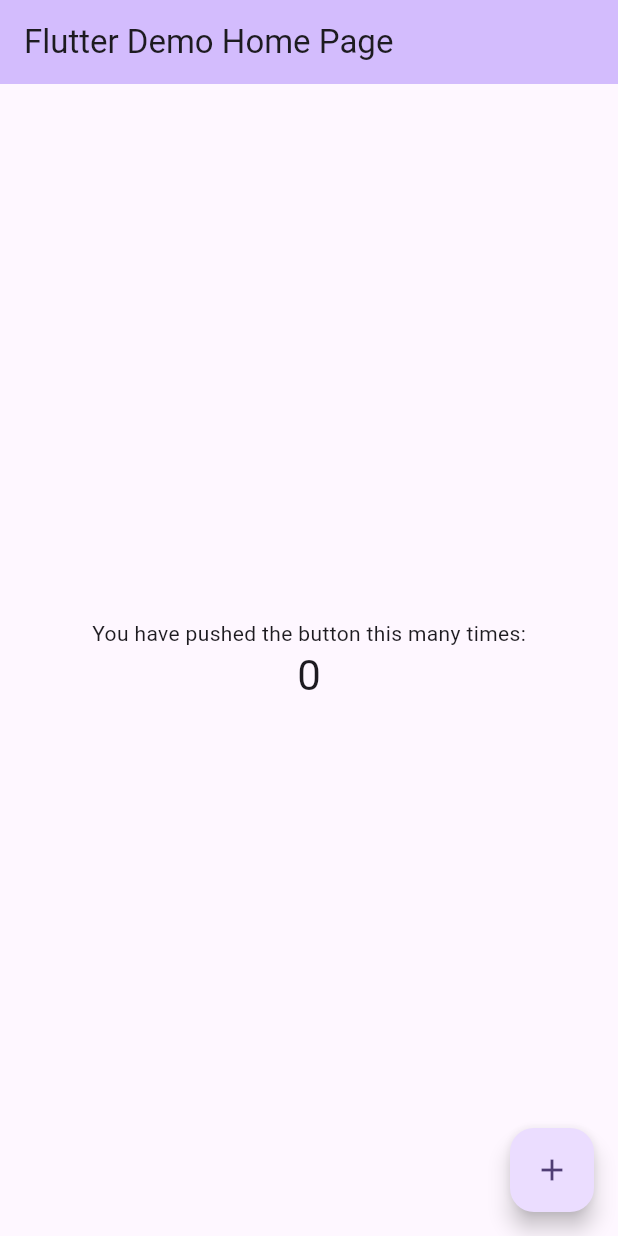
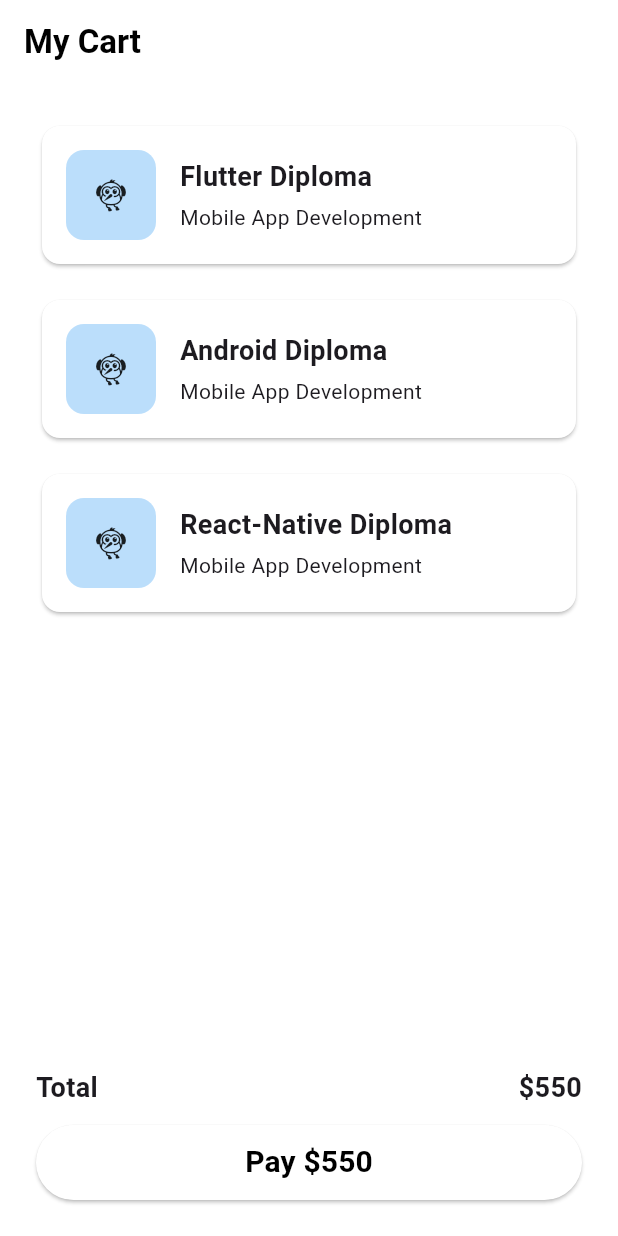
Before and after one commit to RadoDayef/payments_session, a Flutter app: the screen it shows after launch, on a phone screen of 412 x 824 dp. Run offline on Flutter 3.47's test engine with Material 3 defaults, Android fonts, the phone set to English and light mode, and no system bars; our stand-ins replace flutter_bloc; missing offline and left inert: flutter_stripe.

Commit message:
Version 1

````diff
--- /dev/null
+++ b/lib/app/my_app.dart
@@ -0,0 +1,16 @@
+import 'package:flutter/material.dart';
+import 'package:flutter_bloc/flutter_bloc.dart';
+import 'package:payments_session/features/cart/data/cart_repo.dart';
+import 'package:payments_session/features/cart/logic/cart_cubit.dart';
+import 'package:payments_session/features/cart/ui/cart_screen.dart';
+
+class MyApp extends StatelessWidget {
+  const MyApp({super.key});
+
+  @override
+  Widget build(BuildContext context) {
+    return MaterialApp(
+      home: BlocProvider(create: (context) => CartCubit(CartRepo()), child: CartScreen()),
+    );
+  }
+}
--- /dev/null
+++ b/lib/core/constants/stripe_constants.dart
@@ -0,0 +1,18 @@
+/// Stripe keys are injected at build time so they never land in the repo.
+///
+/// Pass them on the command line:
+///
+/// ```
+/// flutter run \
+///   --dart-define=STRIPE_PUBLISHABLE_KEY=pk_test_... \
+///   --dart-define=STRIPE_SECRET_KEY=sk_test_...
+/// ```
+class StripeConstants {
+  StripeConstants._();
+
+  static const String publishableKey =
+      String.fromEnvironment('STRIPE_PUBLISHABLE_KEY');
+
+  static const String secretKey =
+      String.fromEnvironment('STRIPE_SECRET_KEY');
+}
--- /dev/null
+++ b/lib/core/networking/api_result.dart
@@ -0,0 +1,13 @@
+abstract class ApiResult<T> {}
+
+final class ApiSuccess<T> extends ApiResult<T> {
+  T data;
+
+  ApiSuccess(this.data);
+}
+
+final class ApiFailure<T> extends ApiResult<T> {
+  String message;
+
+  ApiFailure(this.message);
+}
--- /dev/null
+++ b/lib/core/services/stripe_services.dart
@@ -0,0 +1,20 @@
+import 'package:flutter_stripe/flutter_stripe.dart';
+import 'package:payments_session/core/constants/stripe_constants.dart';
+
+class StripeServices {
+  StripeServices._();
+
+  static final StripeServices instance = StripeServices._();
+
+  Future<void> init() async {
+    Stripe.publishableKey = StripeConstants.publishableKey;
+    await Stripe.instance.applySettings();
+  }
+
+  Future<void> showPaymentSheet(String intentSecret) async {
+    await Stripe.instance.initPaymentSheet(
+      paymentSheetParameters: SetupPaymentSheetParameters(paymentIntentClientSecret: intentSecret, merchantDisplayName: "Payments Session"),
+    );
+    await Stripe.instance.presentPaymentSheet();
+  }
+}
--- /dev/null
+++ b/lib/features/cart/data/models/course_model.dart
@@ -0,0 +1,6 @@
+class CourseModel {
+  int price;
+  String title, subtitle;
+
+  CourseModel({required this.price, required this.title, required this.subtitle});
+}
--- /dev/null
+++ b/lib/features/cart/logic/cart_cubit.dart
@@ -0,0 +1,23 @@
+import 'package:flutter_bloc/flutter_bloc.dart';
+import 'package:payments_session/core/networking/api_result.dart';
+import 'package:payments_session/core/services/stripe_services.dart';
+import 'package:payments_session/features/cart/data/cart_repo.dart';
+
+part 'cart_state.dart';
+
+class CartCubit extends Cubit<CartState> {
+  final CartRepo _repo;
+
+  CartCubit(this._repo) : super(CartInitial());
+
+  void pay(int amount) async {
+    emit(CartLoading());
+    final ApiResult<String> intentSecretResult = await _repo.createPaymentIntent(amount * 100);
+    if (intentSecretResult is ApiSuccess<String>) {
+      await StripeServices.instance.showPaymentSheet(intentSecretResult.data);
+      emit(CartSuccess());
+    } else {
+      emit(CartFailure((intentSecretResult as ApiFailure).message));
+    }
+  }
+}
--- /dev/null
+++ b/lib/features/cart/logic/cart_state.dart
@@ -0,0 +1,15 @@
+part of 'cart_cubit.dart';
+
+abstract class CartState {}
+
+final class CartInitial extends CartState {}
+
+final class CartLoading extends CartState {}
+
+final class CartSuccess extends CartState {}
+
+final class CartFailure extends CartState {
+  final String message;
+
+  CartFailure(this.message);
+}
--- /dev/null
+++ b/lib/features/cart/ui/cart_screen.dart
@@ -0,0 +1,69 @@
+import 'package:flutter/material.dart';
+import 'package:flutter_bloc/flutter_bloc.dart';
+import 'package:payments_session/features/cart/data/models/course_model.dart';
+import 'package:payments_session/features/cart/logic/cart_cubit.dart';
+import 'package:payments_session/features/cart/ui/widgets/course_widget.dart';
+
+class CartScreen extends StatelessWidget {
+  const CartScreen({super.key});
+
+  @override
+  Widget build(BuildContext context) {
+    List<CourseModel> courses = [
+      CourseModel(price: 200, title: "Flutter Diploma", subtitle: "Mobile App Development"),
+      CourseModel(price: 250, title: "Android Diploma", subtitle: "Mobile App Development"),
+      CourseModel(price: 100, title: "React-Native Diploma", subtitle: "Mobile App Development"),
+    ];
+
+    int getTotal() {
+      int total = 0;
+      for (CourseModel course in courses) {
+        total += course.price;
+      }
+      return total;
+    }
+
+    return Scaffold(
+      backgroundColor: Colors.white,
+      appBar: AppBar(
+        backgroundColor: Colors.white,
+        foregroundColor: Colors.black,
+        title: Text("My Cart", style: TextStyle(fontWeight: .bold)),
+      ),
+      body: SafeArea(
+        child: Padding(
+          padding: .all(24),
+          child: Column(
+            children: [
+              Expanded(
+                child: ListView.separated(itemCount: courses.length, separatorBuilder: (_, _) => SizedBox(height: 16), itemBuilder: (_, index) => CourseWidget(courses[index])),
+              ),
+              SizedBox(height: 16),
+              Row(
+                mainAxisAlignment: .spaceBetween,
+                children: [
+                  Text("Total", style: TextStyle(fontWeight: .bold, fontSize: 18)),
+                  Text("\$${getTotal()}", style: TextStyle(fontWeight: .bold, fontSize: 18)),
+                ],
+              ),
+              SizedBox(height: 12),
+              SizedBox(
+                height: 50,
+                width: .infinity,
+                child: BlocBuilder<CartCubit, CartState>(
+                  builder: (context, state) {
+                    return ElevatedButton(
+                      onPressed: state is CartLoading ? null : () => context.read<CartCubit>().pay(getTotal()),
+                      style: ElevatedButton.styleFrom(backgroundColor: Colors.white, foregroundColor: Colors.black),
+                      child: state is CartLoading ? CircularProgressIndicator(color: Colors.black) : Text("Pay \$${getTotal()}", style: TextStyle(fontSize: 20, fontWeight: .bold)),
+                    );
+                  },
+                ),
+              ),
+            ],
+          ),
+        ),
+      ),
+    );
+  }
+}
--- /dev/null
+++ b/lib/features/cart/ui/widgets/course_widget.dart
@@ -0,0 +1,39 @@
+import 'package:flutter/material.dart';
+import 'package:payments_session/features/cart/data/models/course_model.dart';
+
+class CourseWidget extends StatelessWidget {
+  final CourseModel course;
+
+  const CourseWidget(this.course, {super.key});
+
+  @override
+  Widget build(BuildContext context) {
+    return Card(
+      color: Colors.white,
+      child: Padding(
+        padding: .all(16),
+        child: Row(
+          children: [
+            Container(
+              width: 60,
+              height: 60,
+              decoration: BoxDecoration(color: Colors.blue.shade100, borderRadius: .circular(12)),
+              child: Icon(Icons.flutter_dash),
+            ),
+            SizedBox(width: 16),
+            Expanded(
+              child: Column(
+                crossAxisAlignment: .start,
+                children: [
+                  Text(course.title, style: TextStyle(fontSize: 18, fontWeight: .bold)),
+                  SizedBox(height: 4),
+                  Text(course.subtitle),
+                ],
+              ),
+            ),
+          ],
+        ),
+      ),
+    );
+  }
+}
--- a/lib/main.dart
+++ b/lib/main.dart
@@ -1,122 +1,9 @@
 import 'package:flutter/material.dart';
+import 'package:payments_session/app/my_app.dart';
+import 'package:payments_session/core/services/stripe_services.dart';
 
-void main() {
-  runApp(const MyApp());
+void main() async {
+  WidgetsFlutterBinding.ensureInitialized();
+  await StripeServices.instance.init();
+  runApp(MyApp());
 }
-
-class MyApp extends StatelessWidget {
-  const MyApp({super.key});
-
-  // This widget is the root of your application.
-  @override
-  Widget build(BuildContext context) {
-    return MaterialApp(
-      title: 'Flutter Demo',
-      theme: ThemeData(
-        // This is the theme of your application.
-        //
-        // TRY THIS: Try running your application with "flutter run". You'll see
-        // the application has a purple toolbar. Then, without quitting the app,
-        // try changing the seedColor in the colorScheme below to Colors.green
-        // and then invoke "hot reload" (save your changes or press the "hot
-        // reload" button in a Flutter-supported IDE, or press "r" if you used
-        // the command line to start the app).
-        //
-        // Notice that the counter didn't reset back to zero; the application
-        // state is not lost during the reload. To reset the state, use hot
-        // restart instead.
-        //
-        // This works for code too, not just values: Most code changes can be
-        // tested with just a hot reload.
-        colorScheme: .fromSeed(seedColor: Colors.deepPurple),
-      ),
-      home: const MyHomePage(title: 'Flutter Demo Home Page'),
-    );
-  }
-}
-
-class MyHomePage extends StatefulWidget {
-  const MyHomePage({super.key, required this.title});
-
-  // This widget is the home page of your application. It is stateful, meaning
-  // that it has a State object (defined below) that contains fields that affect
-  // how it looks.
-
-  // This class is the configuration for the state. It holds the values (in this
-  // case the title) provided by the parent (in this case the App widget) and
-  // used by the build method of the State. Fields in a Widget subclass are
-  // always marked "final".
-
-  final String title;
-
-  @override
-  State<MyHomePage> createState() => _MyHomePageState();
-}
-
-class _MyHomePageState extends State<MyHomePage> {
-  int _counter = 0;
-
-  void _incrementCounter() {
-    setState(() {
-      // This call to setState tells the Flutter framework that something has
-      // changed in this State, which causes it to rerun the build method below
-      // so that the display can reflect the updated values. If we changed
-      // _counter without calling setState(), then the build method would not be
-      // called again, and so nothing would appear to happen.
-      _counter++;
-    });
-  }
-
-  @override
-  Widget build(BuildContext context) {
-    // This method is rerun every time setState is called, for instance as done
-    // by the _incrementCounter method above.
-    //
-    // The Flutter framework has been optimized to make rerunning build methods
-    // fast, so that you can just rebuild anything that needs updating rather
-    // than having to individually change instances of widgets.
-    return Scaffold(
-      appBar: AppBar(
-        // TRY THIS: Try changing the color here to a specific color (to
-        // Colors.amber, perhaps?) and trigger a hot reload to see the AppBar
-        // change color while the other colors stay the same.
-        backgroundColor: Theme.of(context).colorScheme.inversePrimary,
-        // Here we take the value from the MyHomePage object that was created by
-        // the App.build method, and use it to set our appbar title.
-        title: Text(widget.title),
-      ),
-      body: Center(
-        // Center is a layout widget. It takes a single child and positions it
-        // in the middle of the parent.
-        child: Column(
-          // Column is also a layout widget. It takes a list of children and
-          // arranges them vertically. By default, it sizes itself to fit its
-          // children horizontally, and tries to be as tall as its parent.
-          //
-          // Column has various properties to control how it sizes itself and
-          // how it positions its children. Here we use mainAxisAlignment to
-          // center the children vertically; the main axis here is the vertical
-          // axis because Columns are vertical (the cross axis would be
-          // horizontal).
-          //
-          // TRY THIS: Invoke "debug painting" (choose the "Toggle Debug Paint"
-          // action in the IDE, or press "p" in the console), to see the
-          // wireframe for each widget.
-          mainAxisAlignment: .center,
-          children: [
-            const Text('You have pushed the button this many times:'),
-            Text(
-              '$_counter',
-              style: Theme.of(context).textTheme.headlineMedium,
-            ),
-          ],
-        ),
-      ),
-      floatingActionButton: FloatingActionButton(
-        onPressed: _incrementCounter,
-        tooltip: 'Increment',
-        child: const Icon(Icons.add),
-      ),
-    );
-  }
-}
--- a/pubspec.yaml
+++ b/pubspec.yaml
@@ -33,6 +33,9 @@ dependencies:
 
   # The following adds the Cupertino Icons font to your application.
   # Use with the CupertinoIcons class for iOS style icons.
+  http: ^1.6.0
+  flutter_bloc: ^9.1.1
+  flutter_stripe: ^14.1.0
   cupertino_icons: ^1.0.8
 
 dev_dependencies:
````
Also changed, not shown: lib/features/cart/data/cart_repo.dart (added, +22 -0 lines), tool/create_payment_intent.dart (added, +84 -0 lines), pubspec.lock, 5 other files.
